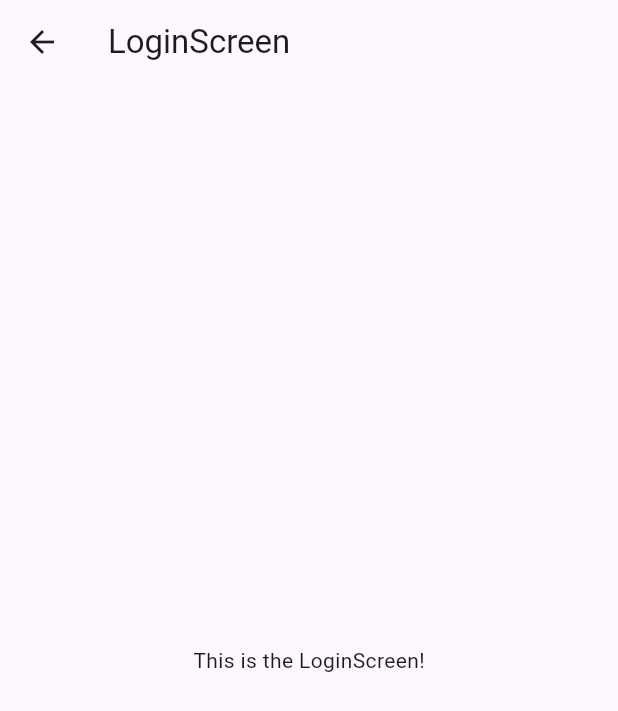
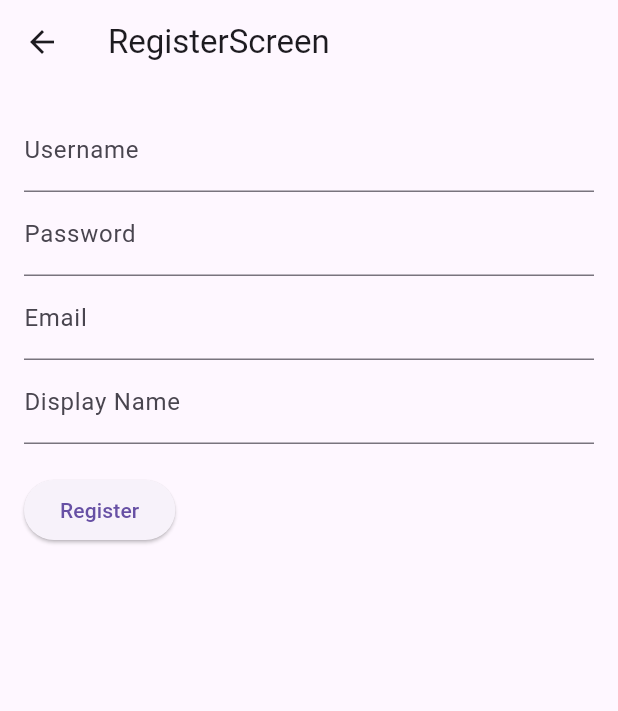
Before and after one commit to NV-Phong/PingMe, a Flutter app: the screen it shows after launch, after a tap on "Get Started", on a phone screen of 412 x 824 dp. Shown: the top 711 px of the screen. Run offline on Flutter 3.47's test engine with Material 3 defaults, Android fonts, the light colour scheme and no system bars; our stand-ins replace dio, flutter_dotenv, fluttertoast; network calls fail.

Commit message:
FEAT - register

```diff
--- a/lib/routes/home_route.dart
+++ b/lib/routes/home_route.dart
@@ -1,6 +1,7 @@
 import 'package:flutter/material.dart';
 import 'package:pingme/layout/layout.dart';
 import 'package:pingme/screens/beta/login_screen.dart';
+import 'package:pingme/screens/beta/register_screen.dart';
 import 'package:pingme/screens/env_screen.dart';
 import 'package:pingme/screens/splash_screen.dart';
 import 'package:pingme/screens/test_api_screen.dart';
@@ -9,6 +10,7 @@ class HomeRoutes {
   static final Map<String, WidgetBuilder> routes = {
     '/': (context) => const SplashScreen(),
     '/auth/login': (context) => const LoginScreen(),
+    '/auth/register': (context) => const RegisterScreen(),
     '/testAPI': (context) => const Layout(body: TestAPIScreen()),
     '/enviroment-variable': (context) =>
         const Layout(body: EnviromentVariable()),
--- /dev/null
+++ b/lib/screens/beta/register_screen.dart
@@ -0,0 +1,72 @@
+import 'package:flutter/material.dart';
+import 'package:fluttertoast/fluttertoast.dart';
+import 'package:pingme/services/dto/register_dto.dart';
+import 'package:pingme/services/register_api.dart';
+
+class RegisterScreen extends StatefulWidget {
+  const RegisterScreen({super.key});
+
+  @override
+  State<RegisterScreen> createState() => _RegisterScreenState();
+}
+
+class _RegisterScreenState extends State<RegisterScreen> {
+  final List<TextEditingController> _controllers = [
+    TextEditingController(),
+    TextEditingController(),
+    TextEditingController(),
+    TextEditingController(),
+  ];
+  final RegisterAPI _registerAPI = RegisterAPI();
+
+  Future<void> _register() async {
+    final fields = {
+      'Username': _controllers[0].text,
+      'Password': _controllers[1].text,
+      'Email': _controllers[2].text,
+      'Display Name': _controllers[3].text,
+    };
+
+    if (fields.values.any((field) => field.isEmpty)) {
+      Fluttertoast.showToast(msg: 'Vui lòng điền đầy đủ thông tin');
+      return;
+    }
+
+    await _registerAPI.registerUser(
+      context,
+      RegisterDTO(
+        username: fields['Username']!,
+        password: fields['Password']!,
+        email: fields['Email']!,
+        displayName: fields['Display Name']!,
+      ),
+    );
+  }
+
+  @override
+  Widget build(BuildContext context) {
+    final labels = ['Username', 'Password', 'Email', 'Display Name'];
+
+    return Scaffold(
+      appBar: AppBar(title: const Text('RegisterScreen')),
+      body: Padding(
+        padding: const EdgeInsets.all(16.0),
+        child: Column(
+          crossAxisAlignment: CrossAxisAlignment.start,
+          children: [
+            ...List.generate(
+              4,
+              (index) => TextField(
+                controller: _controllers[index],
+                decoration: InputDecoration(labelText: labels[index]),
+                obscureText: labels[index] == 'Password',
+              ),
+            ),
+            SizedBox(height: 20),
+            ElevatedButton(onPressed: _register, child: const Text('Register')),
+          ],
+        ),
+      ),
+    );
+  }
+}
--- a/lib/screens/splash_screen.dart
+++ b/lib/screens/splash_screen.dart
@@ -22,7 +22,7 @@ class _SplashScreenState extends State<SplashScreen> {
             const SizedBox(height: 20),
             ElevatedButton(
               onPressed: () {
-                Navigator.pushNamed(context, '/auth/login');
+                Navigator.pushNamed(context, '/auth/register');
               },
               child: const Text('Get Started'),
             ),
--- /dev/null
+++ b/lib/services/dto/register_dto.dart
@@ -0,0 +1,17 @@
+class RegisterDTO {
+  final String username, password, email, displayName;
+
+  RegisterDTO({
+    required this.username,
+    required this.password,
+    required this.email,
+    required this.displayName,
+  });
+
+  Map<String, dynamic> toJson() => {
+        'username': username,
+        'password': password,
+        'email': email,
+        'displayName': displayName,
+      };
+}
--- /dev/null
+++ b/lib/services/register_api.dart
@@ -0,0 +1,24 @@
+import 'package:dio/dio.dart';
+import 'package:flutter/material.dart';
+import 'package:fluttertoast/fluttertoast.dart';
+import 'package:pingme/config/env_config.dart';
+import 'package:pingme/services/dto/register_dto.dart';
+
+class RegisterAPI {
+  final Dio _dio = Dio();
+
+  Future<void> registerUser(
+      BuildContext context, RegisterDTO registerDTO) async {
+    try {
+      final response = await _dio.post('${EnvConfig.serverURL}/auth/register',
+          data: registerDTO.toJson());
+      if (response.statusCode == 201 && context.mounted) {
+        Fluttertoast.showToast(msg: 'Đăng ký thành công');
+        Navigator.pushNamed(context, '/auth/login');
+      }
+    } on DioException catch (e) {
+      final message = e.response?.data['message'] ?? 'Đã xảy ra lỗi';
+      if (context.mounted) Fluttertoast.showToast(msg: message);
+    }
+  }
+}
--- a/pubspec.yaml
+++ b/pubspec.yaml
@@ -14,6 +14,9 @@ dependencies:
    cupertino_icons: ^1.0.8
    flutter_dotenv: ^5.2.1
    dio: ^5.7.0
+   fluttertoast: ^8.2.10
+   logger: ^2.5.0
+   http: ^1.2.2
 
 dev_dependencies:
    flutter_test:
```
Also changed, not shown: pubspec.lock, 1 other file.
